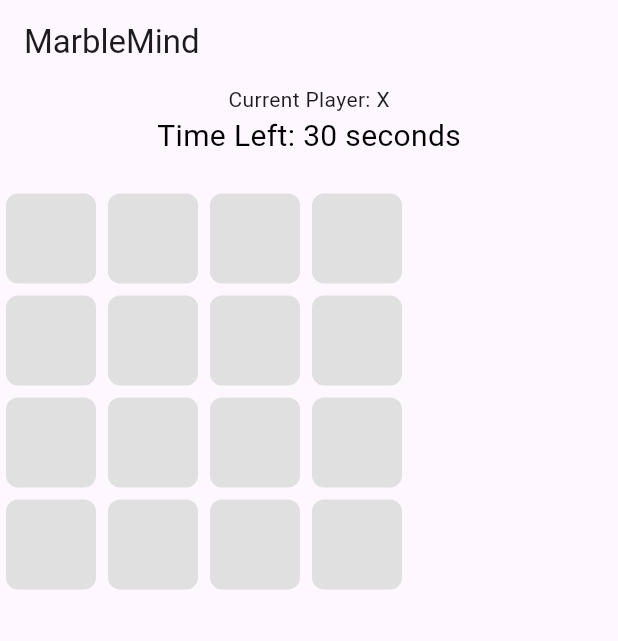
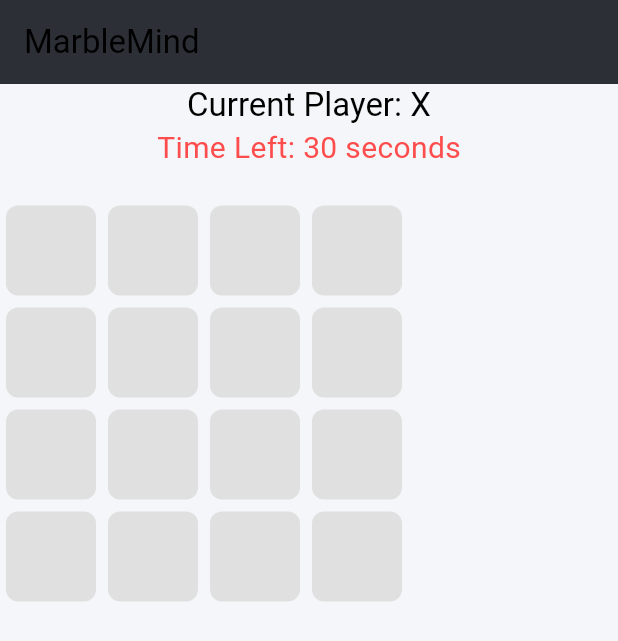
Before and after one commit to harshagnihotri10/MarbleMind, a Flutter app: the screen it shows after launch, on a phone screen of 412 x 824 dp. Shown: the top 641 px of the screen. Run offline on Flutter 3.47's test engine with Material 3 defaults, Android fonts, the phone set to English and light mode, and no system bars.

Commit message:
Updated Visuals

```diff
--- a/marblemind_app/lib/main.dart
+++ b/marblemind_app/lib/main.dart
@@ -1,20 +1,49 @@
 import 'package:flutter/material.dart';
-import 'screens/game_board.dart';  // Import the game screen file
+import 'screens/game_board.dart';
 
 void main() {
-  runApp(MarbleMindApp());
+  runApp(const MyApp());
 }
 
-class MarbleMindApp extends StatelessWidget {
-  const MarbleMindApp({super.key});
+class MyApp extends StatelessWidget {
+  const MyApp({super.key});
+
   @override
   Widget build(BuildContext context) {
     return MaterialApp(
-      title: 'MarbleMind Game',
+      title: 'MarbleMind',
       theme: ThemeData(
-        primarySwatch: Colors.blue,
+        brightness: Brightness.light, // Set the theme to light mode to match background colors
+        primaryColor: const Color(0xFF0077FF), // Blue Accent (for Player X)
+        colorScheme: ColorScheme.fromSwatch().copyWith(
+          secondary: const Color(0xFFFF4C4C),  // Red Accent (for Player O)
+          surface: const Color(0xFFF4F6F9), // Light Gray background
+        ),
+
+        scaffoldBackgroundColor: const Color(0xFFF4F6F9), // Light background for the app
+
+        textTheme: const TextTheme(
+          bodyLarge: TextStyle(color: Color(0xFF333333)), // Dark gray for primary text
+          bodyMedium: TextStyle(color: Color(0xFF8E8E93)), // Secondary text (light gray)
+          titleMedium: TextStyle(color: Color(0xFF333333), fontSize: 24, fontWeight: FontWeight.bold), // For titles
+        ),
+        appBarTheme: const AppBarTheme(
+          backgroundColor: Color(0xFF2C2F36), // Dark Gray for the App Bar
+        ),
+        buttonTheme: const ButtonThemeData(
+          buttonColor: Color(0xFF34C759), // Accent Green for active buttons
+          disabledColor: Color(0xFFD1D1D6), // Light gray for disabled buttons
+        ),
+        elevatedButtonTheme: ElevatedButtonThemeData(
+          style: ElevatedButton.styleFrom(
+            foregroundColor: Colors.white, backgroundColor: const Color(0xFF0077FF), // White text color for buttons
+          ),
+        ),
+        dialogTheme: DialogTheme(
+          backgroundColor: const Color(0xFFF4F6F9), // Light gray for dialog background
+        ),
       ),
-      home: GameBoard(), // Set GameBoard as the home widget
+      home: const GameBoard(),
     );
   }
 }
--- a/marblemind_app/lib/screens/game_board.dart
+++ b/marblemind_app/lib/screens/game_board.dart
@@ -14,7 +14,7 @@ class GameBoard extends StatefulWidget {
 }
 
 class GameBoardState extends State<GameBoard> {
-  List<List<Cell>> _grid = List.generate(
+  final List<List<Cell>> _grid = List.generate(
       4, (i) => List.generate(4, (j) => Cell(marble: null, row: i, col: j)));
   String currentPlayer = 'X';
   bool gameOver = false;
@@ -130,10 +130,10 @@ class GameBoardState extends State<GameBoard> {
         child: Column(
           mainAxisAlignment: MainAxisAlignment.center,
           children: [
-            Text('Current Player: $currentPlayer'),
+            Text('Current Player: $currentPlayer', style: Theme.of(context).textTheme.titleLarge,),
             Text(
               'Time Left: $turnTimeLeft seconds',
-              style: TextStyle(fontSize: 20, color: Colors.black),
+              style: TextStyle(fontSize: 20, color: Theme.of(context).colorScheme.secondary,),
             ),
             const SizedBox(height: 20),
             GameGrid(
--- a/marblemind_app/lib/screens/main_menu.dart
+++ b/marblemind_app/lib/screens/main_menu.dart
@@ -2,6 +2,8 @@ import 'package:flutter/material.dart';
 import 'game_board.dart';  // Import the game board to navigate to the game screen
 
 class MainMenu extends StatelessWidget {
+  const MainMenu({super.key});
+
   @override
   Widget build(BuildContext context) {
     return Scaffold(
--- a/marblemind_app/lib/widgets/game_grid.dart
+++ b/marblemind_app/lib/widgets/game_grid.dart
@@ -20,8 +20,7 @@ class GameGrid extends StatelessWidget {
         return Row(
           children: List.generate(4, (col) {
             final cell = grid[row][col];
-            final isWinningCell = winningCells.contains(
-                cell); // Check if the cell is part of the winning linenningCell = winningCells.contains(cell);  // Check if the cell is part of the winning line
+            final isWinningCell = winningCells.contains(cell); // Check if the cell is part of the winning linenningCell = winningCells.contains(cell);  // Check if the cell is part of the winning line
 
             return GestureDetector(
               onTap: () => onCellTap(row, col),
@@ -31,13 +30,12 @@ class GameGrid extends StatelessWidget {
                 margin: const EdgeInsets.all(4),
                 decoration: BoxDecoration(
                   color: isWinningCell
-                      ? Colors.green
-                      : Colors.grey[
-                          300], // Highlight winning cells with a different color
+                      ? Theme.of(context).colorScheme.secondary // Highlight winning cells
+                      : Colors.grey[300],
                   borderRadius: BorderRadius.circular(8),
                   boxShadow: isWinningCell
                       ? [
-                          BoxShadow(color: Colors.green, blurRadius: 10)
+                          BoxShadow(color: Theme.of(context).colorScheme.secondary, blurRadius: 10)
                         ] // Add a glow effect for winning cells
                       : [],
                 ),
--- a/marblemind_app/pubspec.yaml
+++ b/marblemind_app/pubspec.yaml
@@ -45,7 +45,7 @@ dev_dependencies:
   # activated in the `analysis_options.yaml` file located at the root of your
   # package. See that file for information about deactivating specific lint
   # rules and activating additional ones.
-  flutter_lints: ^4.0.0
+  flutter_lints: ^5.0.0
 
 # For information on the generic Dart part of this file, see the
 # following page: https://dart.dev/tools/pub/pubspec
```
Also changed, not shown: marblemind_app/lib/widgets/dialogs.dart (+25 -10 lines), marblemind_app/pubspec.lock, 1 other file.
